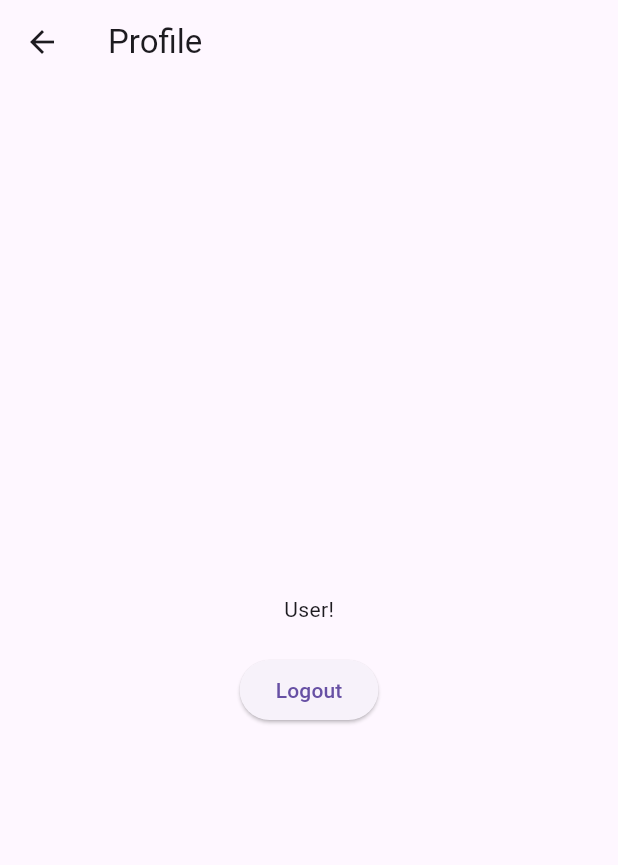
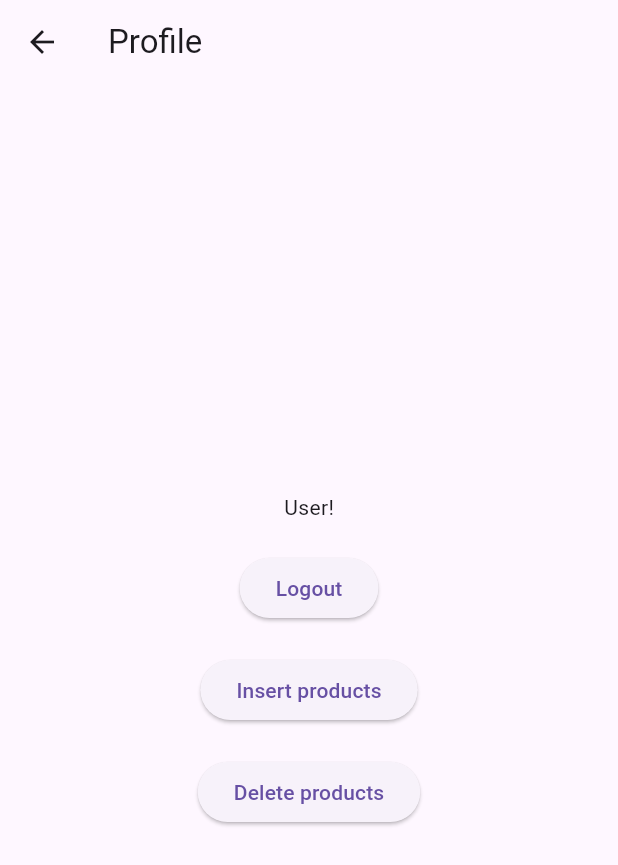
Before and after one commit to adil-nauruzbaev/srv_project, a Flutter app: the ProfileScreen screen opened directly, on a phone screen of 412 x 824 dp. Shown: the top 865 px of the screen. Run offline on Flutter 3.47's test engine with Material 3 defaults, Android fonts, the light colour scheme and no system bars; our stand-ins replace flutter_riverpod, go_router, sqflite; accounts and stored records are empty.

Commit message:
Added insert and delete buttons

```diff
--- a/lib/screens/profile_screen.dart
+++ b/lib/screens/profile_screen.dart
@@ -1,6 +1,7 @@
 import 'package:flutter/material.dart';
 import 'package:flutter_riverpod/flutter_riverpod.dart';
 import 'package:go_router/go_router.dart';
+import 'package:srv_project/helpers/database_helper.dart';
 import 'package:srv_project/providers/auth_provider.dart';
 
 class ProfileScreen extends ConsumerWidget {
@@ -24,6 +25,22 @@ class ProfileScreen extends ConsumerWidget {
               },
               child: const Text('Logout'),
             ),
+            const SizedBox(height: 20),
+            ElevatedButton(
+              onPressed: () async {
+                final dbHelper = DatabaseHelper();
+                await dbHelper.populateTestProducts(await dbHelper.database);
+              },
+              child: const Text('Insert products'),
+            ),
+            const SizedBox(height: 20),
+            ElevatedButton(
+              onPressed: () async {
+                final dbHelper = DatabaseHelper();
+                await dbHelper.deleteAllProducts(await dbHelper.database);
+              },
+              child: const Text('Delete products'),
+            ),
           ],
         ),
       ),
```
